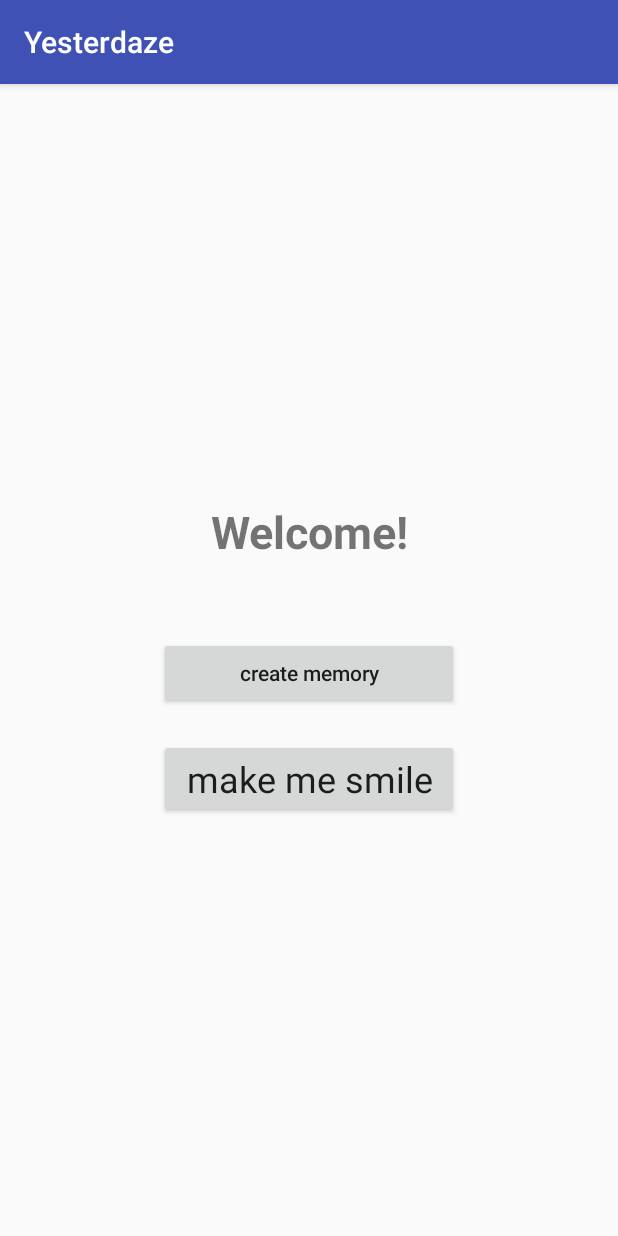
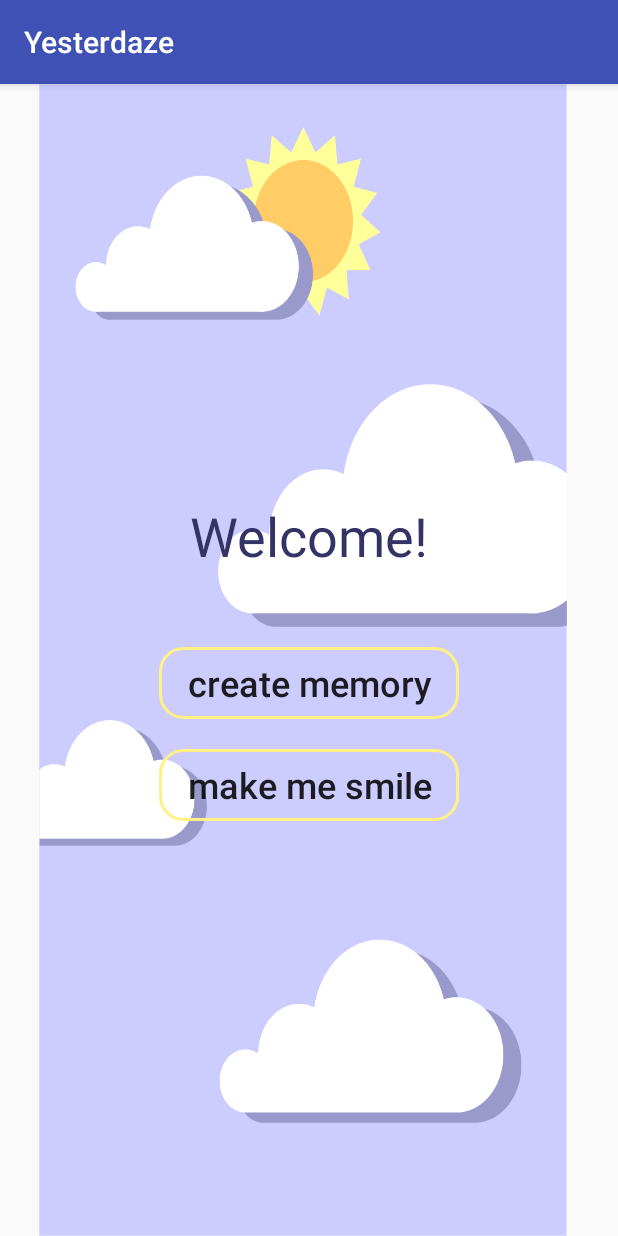
Before and after one commit to AngieLee1/Yesterdaze, an Android app: the screen it shows after launch (MainActivity), on a phone screen of 412 x 824 dp. Run offline under Robolectric (Android 15) with nearby library versions, the phone set to English and light mode, and no system bars.

Commit message:
added background

```diff
--- /dev/null
+++ b/app/src/main/res/drawable/shape.xml
@@ -0,0 +1,10 @@
+<?xml version="1.0" encoding="utf-8"?>
+<shape xmlns:android="http://schemas.android.com/apk/res/android">
+    <stroke android:width="2dp"
+        android:color="#FFF182"/>
+    <corners
+        android:bottomLeftRadius="15dp"
+        android:bottomRightRadius="15dp"
+        android:topLeftRadius="15dp"
+        android:topRightRadius="15dp" />
+</shape>
--- a/app/src/main/res/font/quicksand.xml
+++ /dev/null
@@ -1,19 +0,0 @@
-<?xml version="1.0" encoding="utf-8"?>
-<font-family xmlns:android="http://schemas.android.com/apk/res/android">
-    <font
-        android:fontStyle="normal"
-        android:fontWeight="400"
-        android:font="@font/quicksand_bold" />
-    <font
-        android:fontStyle="italic"
-        android:fontWeight="400"
-        android:font="@font/quicksand_book" />
-    <font
-        android:fontStyle="italic"
-        android:fontWeight="400"
-        android:font="@font/quicksand_book_oblique" />
-    <font
-        android:fontStyle="italic"
-        android:fontWeight="400"
-        android:font="@font/quicksand_light" />
-</font-family>
--- a/app/src/main/res/layout/create_memory_page.xml
+++ b/app/src/main/res/layout/create_memory_page.xml
@@ -1,7 +1,12 @@
 <?xml version="1.0" encoding="utf-8"?>
 <LinearLayout xmlns:android="http://schemas.android.com/apk/res/android"
     android:orientation="vertical" android:layout_width="match_parent"
-    android:layout_height="match_parent">
+    android:layout_height="match_parent"
+    android:layout_marginTop="20sp"
+    android:layout_marginBottom="20sp"
+    android:layout_marginLeft="20sp"
+    android:layout_marginRight="20sp"
+    android:background="@drawable/background">
 
     <TextView
         android:id="@+id/textView2"
@@ -53,13 +58,14 @@
 
     <RatingBar
         android:id="@+id/memoryRating"
-        android:layout_width="match_parent"
+        android:layout_width="245dp"
         android:layout_height="wrap_content"
-        android:numStars="8" />
+        android:layout_gravity="center"
+        android:numStars="5" />
 
     <Space
         android:layout_width="match_parent"
-        android:layout_height="119dp" />
+        android:layout_height="90dp" />
 
     <Button
         android:id="@+id/addButton"
--- a/app/src/main/res/layout/remind_page.xml
+++ b/app/src/main/res/layout/remind_page.xml
@@ -3,7 +3,8 @@
     xmlns:tools="http://schemas.android.com/tools"
     android:orientation="vertical" android:layout_width="match_parent"
     android:layout_height="match_parent"
-    android:gravity="center">
+    android:gravity="center"
+    android:background="@drawable/background">
 
     <TextView
         android:id="@+id/date_text_view"
--- a/app/src/main/res/layout/welcome_page.xml
+++ b/app/src/main/res/layout/welcome_page.xml
@@ -1,8 +1,10 @@
 <?xml version="1.0" encoding="utf-8"?>
 <LinearLayout xmlns:android="http://schemas.android.com/apk/res/android"
-    android:orientation="vertical" android:layout_width="match_parent"
-    android:layout_height="match_parent"
-    android:gravity="center">
+    android:orientation="vertical"
+    android:layout_width="fill_parent"
+    android:layout_height="fill_parent"
+    android:gravity="center"
+    android:background="@drawable/background">
 
     <TextView
         android:id="@+id/nameTextView"
@@ -10,8 +12,8 @@
         android:layout_height="wrap_content"
         android:text="Welcome!"
         android:textAlignment="center"
-        android:textSize="30sp"
-        android:textStyle="bold"/>
+        android:textSize="36sp"
+        android:textColor="#333366"/>
 
     <Button
         android:id="@+id/create_mem_button"
@@ -19,15 +21,17 @@
         android:layout_height="wrap_content"
         android:layout_marginTop="50sp"
         android:text="create memory"
-        android:textAllCaps="false" />
+        android:textAllCaps="false"
+        android:textSize="24sp"
+        android:background="@drawable/shape"/>
 
     <Button
         android:id="@+id/show_mem_button"
         android:layout_width="200sp"
         android:layout_height="wrap_content"
         android:layout_marginTop="20sp"
-        android:fontFamily="@font/quicksand"
         android:text="make me smile"
         android:textAllCaps="false"
-        android:textSize="24sp" />
+        android:textSize="24sp"
+        android:background="@drawable/shape"/>
 </LinearLayout>
```
Also changed, not shown: app/src/main/res/drawable/background.png (renamed from app/src/main/res/background.png), app/src/main/res/drawable/icon.png (renamed from app/src/main/res/icon.png), app/src/main/res/font/quicksand_bold.otf (deleted), app/src/main/res/font/quicksand_book.otf (deleted), app/src/main/res/font/quicksand_book_oblique.otf (deleted), app/src/main/res/font/quicksand_light.otf (deleted).
